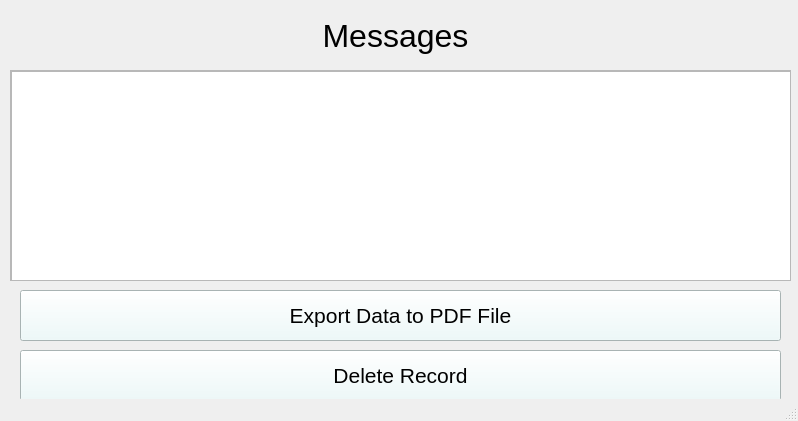
Qt form GUIui/messagesData.ui (yahalomit/Drugs-Matching-Project) before a commit.
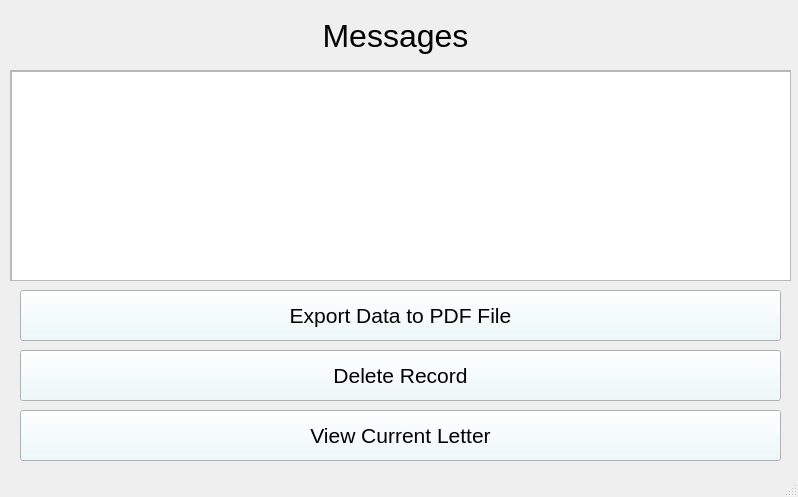
The same form after that commit.

```diff
--- a/GUIui/messagesData.ui
+++ b/GUIui/messagesData.ui
@@ -7,7 +7,7 @@
     <x>0</x>
     <y>0</y>
     <width>798</width>
-    <height>421</height>
+    <height>497</height>
    </rect>
   </property>
   <property name="windowTitle">
@@ -110,6 +110,27 @@
      <string>Delete Record</string>
     </property>
    </widget>
+   <widget class="QPushButton" name="viewBtn">
+    <property name="geometry">
+     <rect>
+      <x>20</x>
+      <y>410</y>
+      <width>761</width>
+      <height>51</height>
+     </rect>
+    </property>
+    <property name="font">
+     <font>
+      <pointsize>16</pointsize>
+     </font>
+    </property>
+    <property name="styleSheet">
+     <string notr="true">background-color: rgb(235, 250, 250);</string>
+    </property>
+    <property name="text">
+     <string>View Current Letter</string>
+    </property>
+   </widget>
   </widget>
   <widget class="QStatusBar" name="statusbar"/>
  </widget>
```
